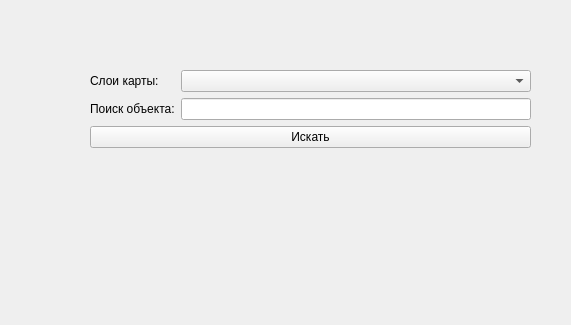
Above: dis.ui from NotnaKO/individ_play before the change; both pictures show x 0 to 571 and y 0 to 325 of the 571 by 493 pixel window. Below: the same form after it.
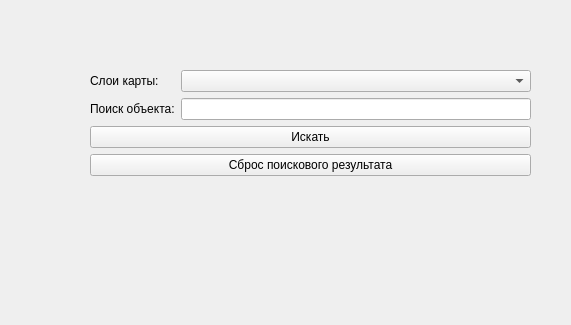
That is the form after the change.

What changed in the file:
```diff
--- a/dis.ui
+++ b/dis.ui
@@ -55,6 +55,13 @@
        </property>
       </widget>
      </item>
+     <item row="3" column="0" colspan="2">
+      <widget class="QPushButton" name="pushButton_2">
+       <property name="text">
+        <string>Сброс поискового результата</string>
+       </property>
+      </widget>
+     </item>
     </layout>
    </widget>
   </widget>
```
